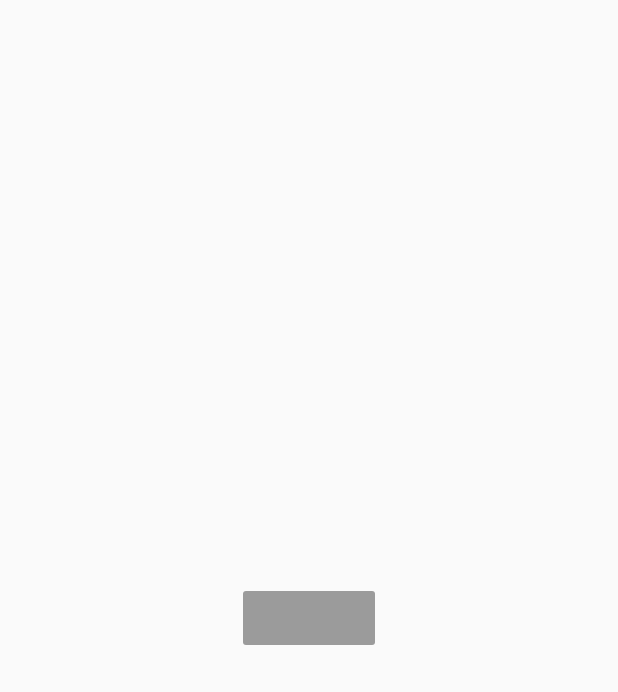
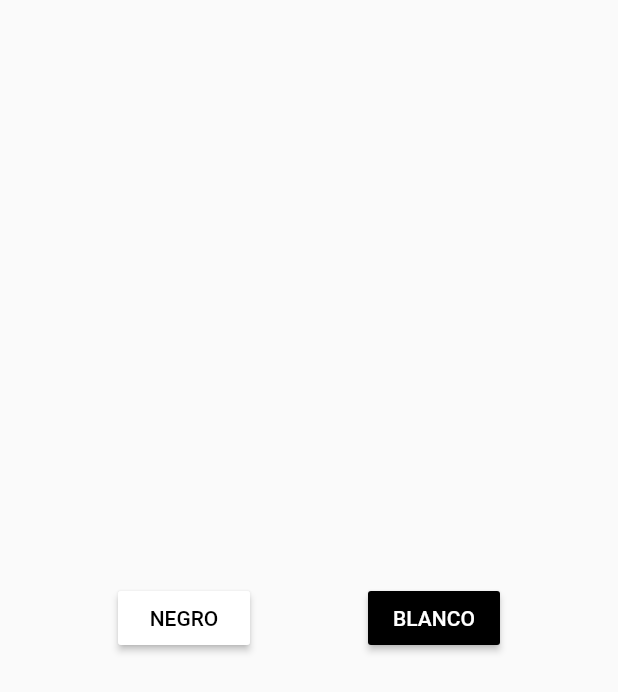
Before and after one commit to GonzalezAlbarranOrlando/flutter_app_prb, a Flutter app: the screen it shows after launch, on a phone screen of 412 x 824 dp. Shown: the top 692 px of the screen. Run offline on Flutter 3.47's test engine with Material 2 defaults, Android fonts, the phone set to English and light mode, and no system bars.

Commit message:
prb flutter

```diff
--- a/lib/main.dart
+++ b/lib/main.dart
@@ -11,12 +11,34 @@ class MyApp extends StatelessWidget {
         primarySwatch: Colors.blue,
       ),
       home: Scaffold(
-        body: Center(
-          child: new RaisedButton(
-              onPressed: null
-          ),
-        )
-      ),
+          body: Container(
+        child: new Column(
+          mainAxisAlignment: MainAxisAlignment.center,
+          children: [
+            Row(
+              mainAxisAlignment: MainAxisAlignment.spaceEvenly,
+              children: [
+                new RaisedButton(
+                    color: Colors.white,
+                    textColor: Colors.black,
+                    child: Text("NEGRO"),
+                    onPressed: () {
+
+                    }),
+                new RaisedButton(
+                    color: Colors.black,
+                    textColor: Colors.white,
+                    child: Text("BLANCO"),
+                    onPressed: () {
+
+                    }),
+              ],
+            )
+          ],
+
+        ),
+
+      )),
     );
   }
 }
```
Also changed, not shown: 3 other files.
